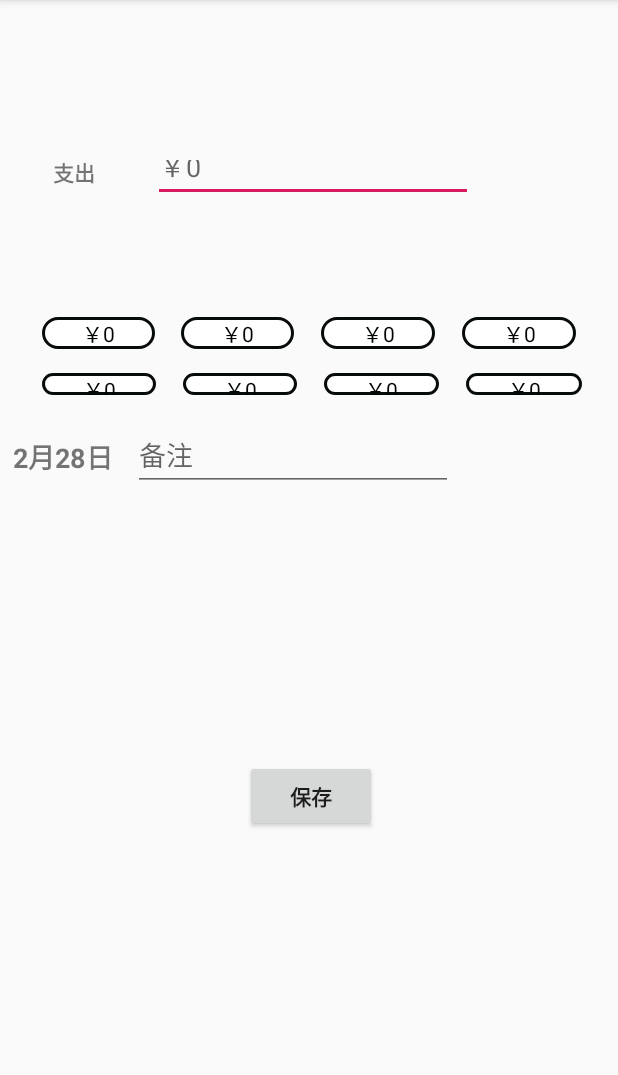
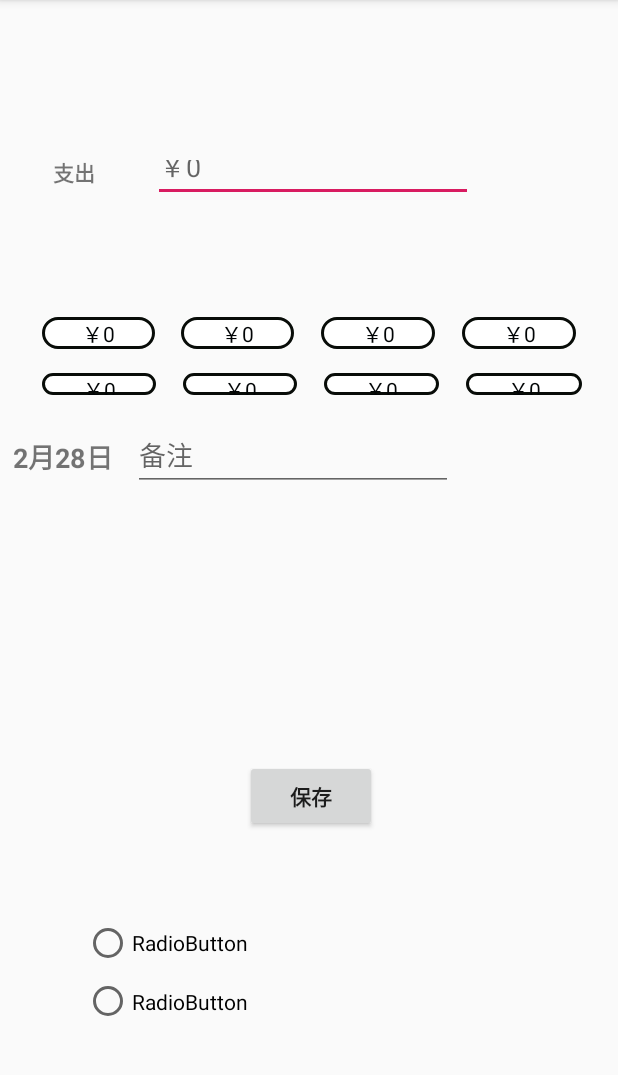
Before and after one commit to Elon-joker/-, an Android app: the MarkActivity screen opened directly, with no data from a screen before it, on a phone screen of 412 x 824 dp, the part 84-1159 px from its top. Run offline under Robolectric (Android 15) with nearby library versions, the phone set to English and light mode, and no system bars.

Commit message:
多行单选按钮，貌似解决，又有自动连点的毛病。。。。

```diff
--- a/app/src/main/java/com/example/a26498/MarkActivity.java
+++ b/app/src/main/java/com/example/a26498/MarkActivity.java
@@ -5,7 +5,9 @@ import android.content.Intent;
 import android.database.sqlite.SQLiteDatabase;
 import android.support.v7.app.AppCompatActivity;
 import android.os.Bundle;
+import android.util.Log;
 import android.view.View;
+import android.widget.RadioButton;
 import android.widget.RadioGroup;
 import android.widget.TextView;
 
@@ -17,6 +19,8 @@ public class MarkActivity extends AppCompatActivity {
     private TextView textDate;
     private RadioGroup radioGroup;
 
+    private String text;
+
     @Override
     protected void onCreate(Bundle savedInstanceState) {
         super.onCreate(savedInstanceState);
@@ -24,21 +28,22 @@ public class MarkActivity extends AppCompatActivity {
 
         String dataText= ""+(Calendar.getInstance().get(Calendar.MONTH)+1)+"月"+Calendar.getInstance().get(Calendar.DAY_OF_MONTH)+"日";
         textDate=this.findViewById(R.id.date);
+        radioGroup=this.findViewById(R.id.multiRadioGroup);
         textDate.setText(dataText);
+        radioGroup.setOnCheckedChangeListener(new RadioGroup.OnCheckedChangeListener(){
+            @Override
+            public void onCheckedChanged(RadioGroup group, int checkedId){
+                RadioButton r=findViewById(checkedId);
+                text=String.valueOf(r.getText());
+            }
+        });
 
-        dataInitialize();//数据库的初始化
+       // dataInitialize();//数据库的初始化
     }
 
     public void onClickBtnSave(View view){
         //获取界面的支出信息
-        radioGroup=this.findViewById(R.id.multiRadioGroup);
-        radioGroup.setOnCheckedChangeListener(new RadioGroup.OnCheckedChangeListener(){
-            @Override
-            public void onCheckedChanged(RadioGroup group, int checkedId){
-
-                }
-
-        });
+        Log.i("45",text);
 
         Intent intent = new Intent(MarkActivity.this,MainActivity.class);
         TextView textView=findViewById(R.id.editText);
@@ -63,55 +68,55 @@ public class MarkActivity extends AppCompatActivity {
         //开始添加数据库的架构
         values.put("class","水电煤气");
         values.put("payment",0);
-        values.put("remark","");
+        values.put("date","");
         database.replace("AccountBook",null,values);//插入第一类消费
         values.clear();//清除存记录，开始下一条记录
         //第二条
         values.put("class","学习用品");
         values.put("payment",0);
-        values.put("remark","");
+        values.put("date","");
         database.replace("AccountBook",null,values);//插入第一类消费
         values.clear();//清除存记录，开始下一条记录
         //第四条
         values.put("class","中晚餐");
         values.put("payment",0);
-        values.put("remark","");
+        values.put("date","");
         database.replace("AccountBook",null,values);//插入第一类消费
         values.clear();//清除存记录，开始下一条记录
         //第五条
         values.put("class","礼物");
         values.put("payment",0);
-        values.put("remark","");
+        values.put("date","");
         database.replace("AccountBook",null,values);//插入第一类消费
         values.clear();//清除存记录，开始下一条记录
         //第六条
         values.put("class","公交卡");
         values.put("payment",0);
-        values.put("remark","");
+        values.put("date","");
         database.replace("AccountBook",null,values);//插入第一类消费
         values.clear();//清除存记录，开始下一条记录
         //第七条
         values.put("class","网购");
         values.put("payment",0);
-        values.put("remark","");
+        values.put("date","");
         database.replace("AccountBook",null,values);//插入第一类消费
         values.clear();//清除存记录，开始下一条记录
         //第八条
         values.put("class","水果零食");
         values.put("payment",0);
-        values.put("remark","");
+        values.put("date","");
         database.replace("AccountBook",null,values);//插入第一类消费
         values.clear();//清除存记录，开始下一条记录
         //第九条
         values.put("class","早餐");
         values.put("payment",0);
-        values.put("remark","");
+        values.put("date","");
         database.replace("AccountBook",null,values);//插入第一类消费
         values.clear();//清除存记录，开始下一条记录
         //第十条
         values.put("class","其他");
         values.put("payment",0);
-        values.put("remark","");
+        values.put("date","");
         database.replace("AccountBook",null,values);//插入第一类消费
         values.clear();//清除存记录，开始下一条记录
     }
--- a/app/src/main/res/layout/activity_mark.xml
+++ b/app/src/main/res/layout/activity_mark.xml
@@ -285,4 +285,36 @@
         app:layout_constraintTop_toBottomOf="@+id/multiRadioGroup"
         app:layout_constraintVertical_bias="0.0" />
 
+    <RadioGroup
+        android:id="@+id/ttt"
+        android:layout_width="301dp"
+        android:layout_height="78dp"
+        android:layout_marginStart="8dp"
+        android:layout_marginLeft="8dp"
+        android:layout_marginTop="8dp"
+        android:layout_marginEnd="8dp"
+        android:layout_marginRight="8dp"
+        android:layout_marginBottom="8dp"
+        app:layout_constraintBottom_toBottomOf="parent"
+        app:layout_constraintEnd_toEndOf="parent"
+        app:layout_constraintHorizontal_bias="0.505"
+        app:layout_constraintStart_toStartOf="parent"
+        app:layout_constraintTop_toTopOf="parent"
+        app:layout_constraintVertical_bias="0.892">
+
+        <RadioButton
+            android:id="@+id/radioButton9"
+            android:layout_width="wrap_content"
+            android:layout_height="wrap_content"
+            android:layout_weight="1"
+            android:text="RadioButton" />
+
+        <RadioButton
+            android:id="@+id/radioButton10"
+            android:layout_width="wrap_content"
+            android:layout_height="wrap_content"
+            android:layout_weight="1"
+            android:text="RadioButton" />
+    </RadioGroup>
+
 </android.support.constraint.ConstraintLayout>
```
Also changed, not shown: app/src/main/java/com/example/a26498/MultiRadioGroup.java (+5 -8 lines).
